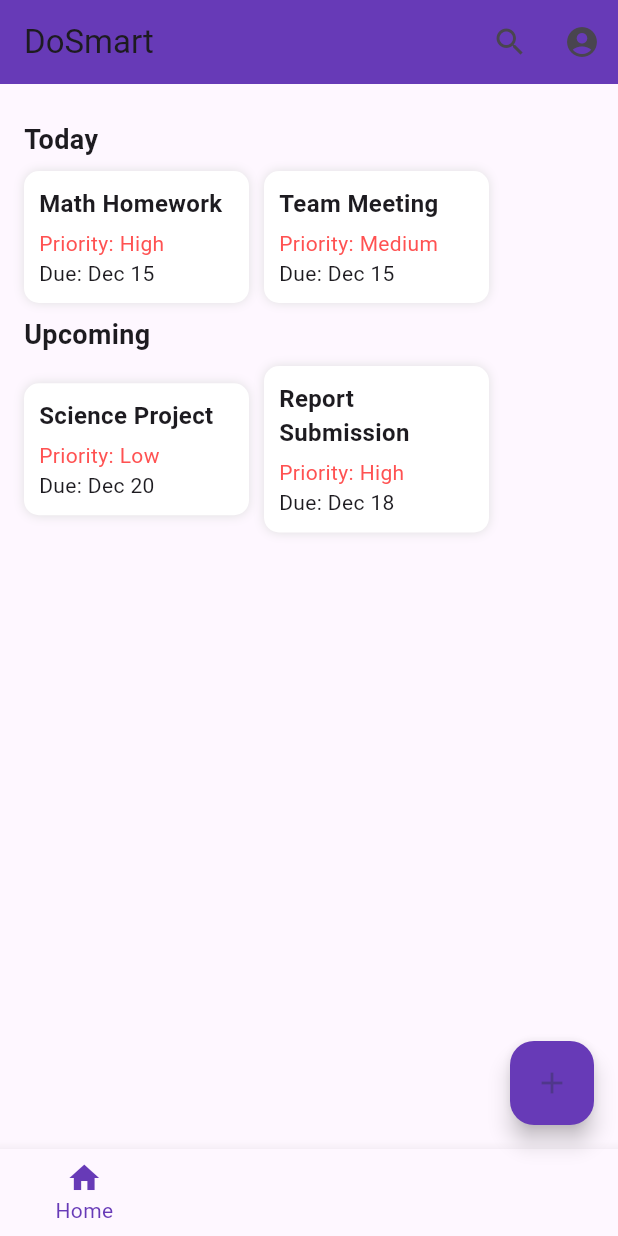
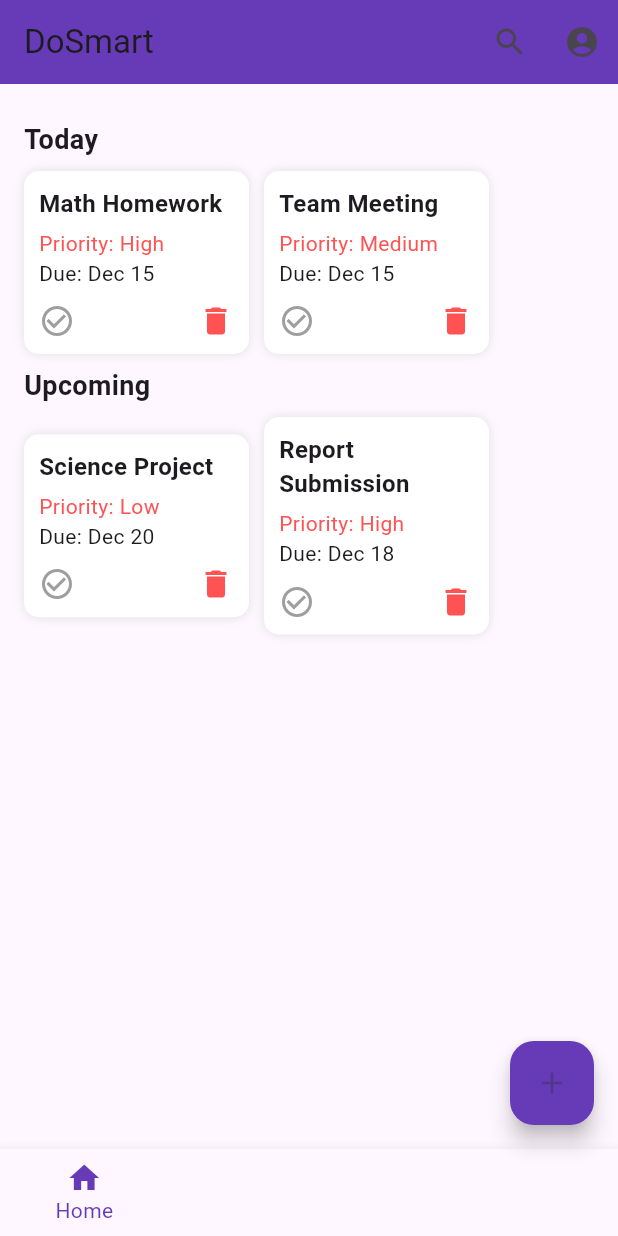
Before and after one commit to pubo123/flutter-test-repo, a Flutter app: the screen it shows once a user with an empty profile is signed in, on a phone screen of 412 x 824 dp. Run offline on Flutter 3.47's test engine with Material 3 defaults, Android fonts, the phone set to English and light mode, and no system bars; our stand-ins replace firebase_auth, firebase_core; accounts and stored records are empty; network calls fail.

Commit message:
Changed homepage

```diff
--- a/lib/screen/home.dart
+++ b/lib/screen/home.dart
@@ -1,7 +1,43 @@
 import 'package:flutter/material.dart';
 
-class Home_Screen extends StatelessWidget {
-  const Home_Screen({super.key});
+void main() {
+  runApp(MaterialApp(
+    title: "DoSmart",
+    home: Home_Screen(),
+    theme: ThemeData(primarySwatch: Colors.deepPurple),
+  ));
+}
+
+class Home_Screen extends StatefulWidget {
+  @override
+  _Home_ScreenState createState() => _Home_ScreenState();
+}
+
+class _Home_ScreenState extends State<Home_Screen> {
+  // List of tasks for Today and Upcoming sections
+  List<Map<String, dynamic>> todayTasks = [
+    {'title': "Math Homework", 'priority': "High", 'dueDate': "Dec 15", 'completed': false},
+    {'title': "Team Meeting", 'priority': "Medium", 'dueDate': "Dec 15", 'completed': false},
+  ];
+
+  List<Map<String, dynamic>> upcomingTasks = [
+    {'title': "Science Project", 'priority': "Low", 'dueDate': "Dec 20", 'completed': false},
+    {'title': "Report Submission", 'priority': "High", 'dueDate': "Dec 18", 'completed': false},
+  ];
+
+  // Function to delete a task
+  void deleteTask(List tasks, int index) {
+    setState(() {
+      tasks.removeAt(index);
+    });
+  }
+
+  // Function to mark a task as completed
+  void toggleComplete(List tasks, int index) {
+    setState(() {
+      tasks[index]['completed'] = !tasks[index]['completed'];
+    });
+  }
 
   @override
   Widget build(BuildContext context) {
@@ -30,31 +66,17 @@ class Home_Screen extends StatelessWidget {
           crossAxisAlignment: CrossAxisAlignment.start,
           children: [
             SectionTitle(title: "Today"),
-            TaskList(tasks: [
-              TaskCard(
-                title: "Math Homework",
-                priority: "High",
-                dueDate: "Dec 15",
-              ),
-              TaskCard(
-                title: "Team Meeting",
-                priority: "Medium",
-                dueDate: "Dec 15",
-              ),
-            ]),
+            TaskList(
+              tasks: todayTasks,
+              onDelete: (index) => deleteTask(todayTasks, index),
+              onComplete: (index) => toggleComplete(todayTasks, index),
+            ),
             SectionTitle(title: "Upcoming"),
-            TaskList(tasks: [
-              TaskCard(
-                title: "Science Project",
-                priority: "Low",
-                dueDate: "Dec 20",
-              ),
-              TaskCard(
-                title: "Report Submission",
-                priority: "High",
-                dueDate: "Dec 18",
-              ),
-            ]),
+            TaskList(
+              tasks: upcomingTasks,
+              onDelete: (index) => deleteTask(upcomingTasks, index),
+              onComplete: (index) => toggleComplete(upcomingTasks, index),
+            ),
           ],
         ),
       ),
@@ -100,16 +122,30 @@ class SectionTitle extends StatelessWidget {
 }
 
 class TaskList extends StatelessWidget {
-  final List<TaskCard> tasks;
+  final List<Map<String, dynamic>> tasks;
+  final Function(int) onDelete;
+  final Function(int) onComplete;
 
-  TaskList({required this.tasks});
+  TaskList({required this.tasks, required this.onDelete, required this.onComplete});
 
   @override
   Widget build(BuildContext context) {
     return SingleChildScrollView(
       scrollDirection: Axis.horizontal,
       child: Row(
-        children: tasks,
+        children: tasks.asMap().entries.map((entry) {
+          int idx = entry.key;
+          Map task = entry.value;
+
+          return TaskCard(
+            title: task['title'],
+            priority: task['priority'],
+            dueDate: task['dueDate'],
+            completed: task['completed'],
+            onDelete: () => onDelete(idx),
+            onComplete: () => onComplete(idx),
+          );
+        }).toList(),
       ),
     );
   }
@@ -119,8 +155,18 @@ class TaskCard extends StatelessWidget {
   final String title;
   final String priority;
   final String dueDate;
+  final bool completed;
+  final VoidCallback onDelete;
+  final VoidCallback onComplete;
 
-  TaskCard({required this.title, required this.priority, required this.dueDate});
+  TaskCard({
+    required this.title,
+    required this.priority,
+    required this.dueDate,
+    required this.completed,
+    required this.onDelete,
+    required this.onComplete,
+  });
 
   @override
   Widget build(BuildContext context) {
@@ -129,7 +175,7 @@ class TaskCard extends StatelessWidget {
       padding: EdgeInsets.all(10.0),
       width: 150.0,
       decoration: BoxDecoration(
-        color: Colors.white,
+        color: completed ? Colors.grey.shade300 : Colors.white,
         borderRadius: BorderRadius.circular(10.0),
         boxShadow: [
           BoxShadow(color: Colors.grey.shade300, blurRadius: 5.0),
@@ -140,7 +186,11 @@ class TaskCard extends StatelessWidget {
         children: [
           Text(
             title,
-            style: TextStyle(fontSize: 16, fontWeight: FontWeight.bold),
+            style: TextStyle(
+              fontSize: 16,
+              fontWeight: FontWeight.bold,
+              decoration: completed ? TextDecoration.lineThrough : TextDecoration.none,
+            ),
           ),
           SizedBox(height: 5.0),
           Text(
@@ -148,6 +198,26 @@ class TaskCard extends StatelessWidget {
             style: TextStyle(color: Colors.redAccent),
           ),
           Text("Due: $dueDate"),
+          SizedBox(height: 10.0),
+          Row(
+            mainAxisAlignment: MainAxisAlignment.spaceBetween,
+            children: [
+              GestureDetector(
+                onTap: onComplete,
+                child: Icon(
+                  completed ? Icons.check_circle : Icons.check_circle_outline,
+                  color: completed ? Colors.green : Colors.grey,
+                ),
+              ),
+              GestureDetector(
+                onTap: onDelete,
+                child: Icon(
+                  Icons.delete,
+                  color: Colors.redAccent,
+                ),
+              ),
+            ],
+          ),
         ],
       ),
     );
```
